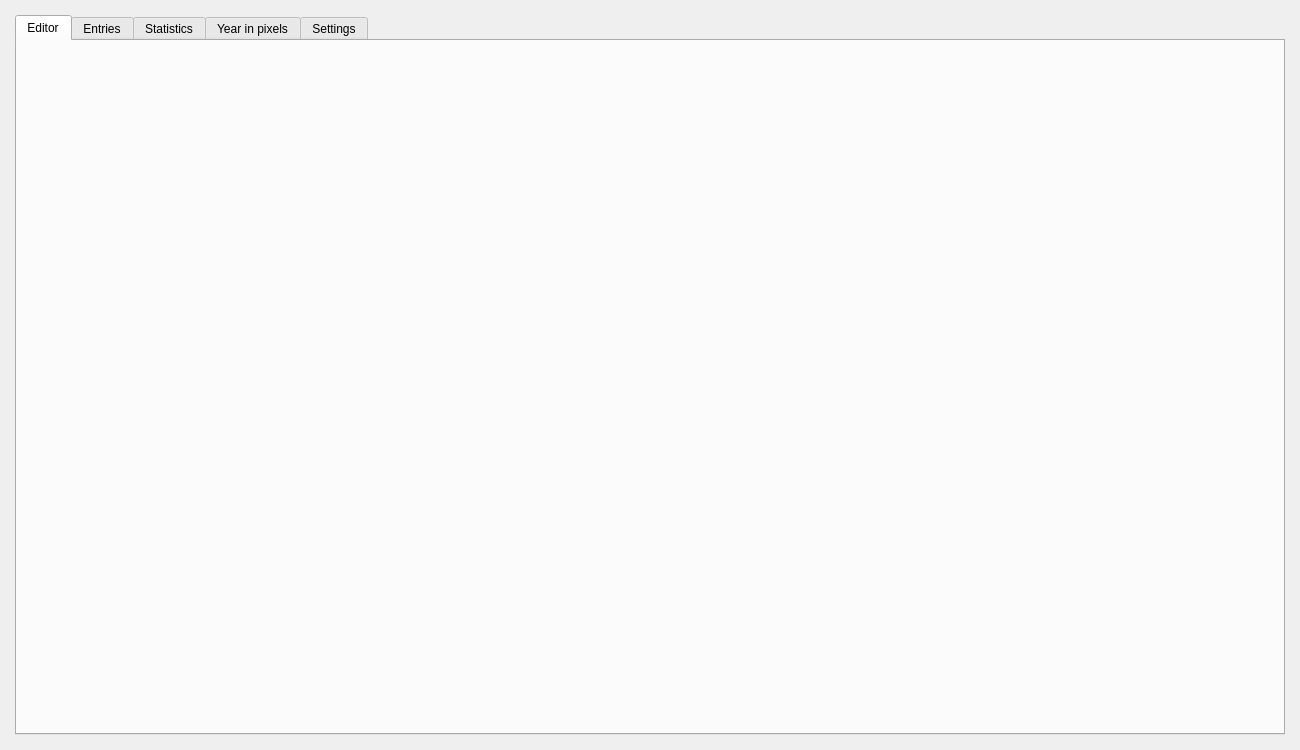
Before: the Qt Designer form src/gui/diarymenu.ui in someretical/TheoreticalDiary, drawn with Qt 5.
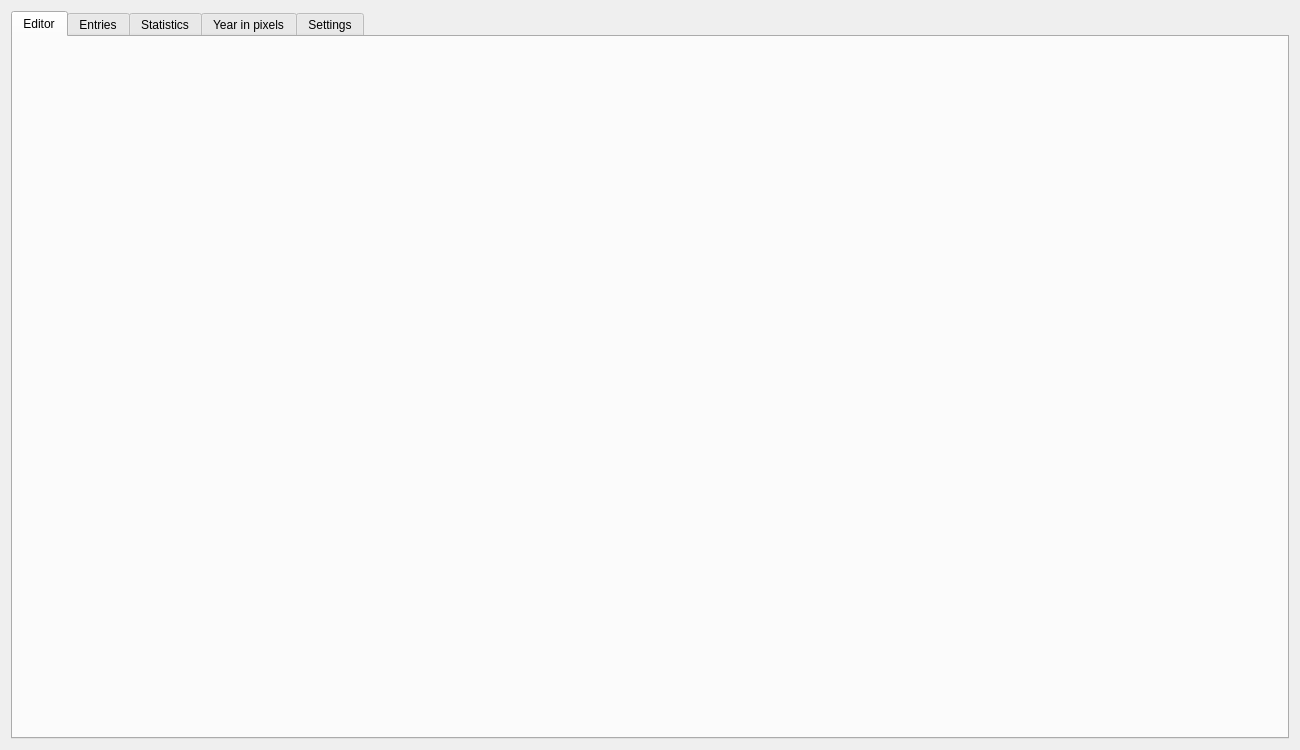
After: the same form once the commit is applied.

```diff
--- a/src/gui/diarymenu.ui
+++ b/src/gui/diarymenu.ui
@@ -26,21 +26,6 @@
    <string>Diary Menu</string>
   </property>
   <layout class="QGridLayout" name="gridLayout">
-   <property name="leftMargin">
-    <number>15</number>
-   </property>
-   <property name="topMargin">
-    <number>15</number>
-   </property>
-   <property name="rightMargin">
-    <number>15</number>
-   </property>
-   <property name="bottomMargin">
-    <number>15</number>
-   </property>
-   <property name="spacing">
-    <number>0</number>
-   </property>
    <item row="0" column="0">
     <widget class="QTabWidget" name="diary_menu_tab">
      <property name="sizePolicy">
```
